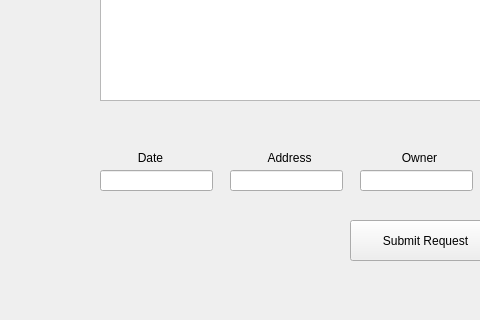
Before: the Qt Designer form MicroManage/maintenanceform.ui in greg-maceachern12/MicroManage, drawn with Qt 5; both pictures show x 0 to 480 and y 270 to 590 of the 829 by 590 pixel window.
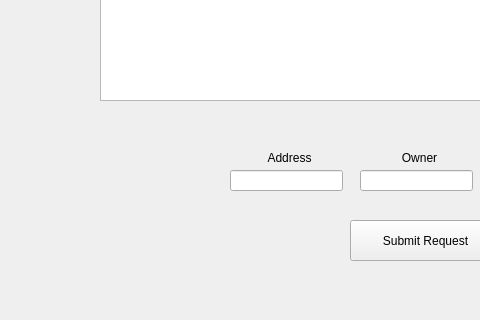
After: the same form once the commit is applied.

Commit message: added automatic date to maintenance

Patch:
```diff
--- a/MicroManage/maintenanceform.ui
+++ b/MicroManage/maintenanceform.ui
@@ -69,22 +69,6 @@
      <string>Submit Request</string>
     </property>
    </widget>
-   <widget class="QLabel" name="maintenanceDateLabel">
-    <property name="geometry">
-     <rect>
-      <x>130</x>
-      <y>420</y>
-      <width>41</width>
-      <height>16</height>
-     </rect>
-    </property>
-    <property name="text">
-     <string>Date</string>
-    </property>
-    <property name="alignment">
-     <set>Qt::AlignCenter</set>
-    </property>
-   </widget>
    <widget class="QLabel" name="maintenanceAddressLabel">
     <property name="geometry">
      <rect>
@@ -149,16 +133,6 @@
      <set>Qt::AlignCenter</set>
     </property>
    </widget>
-   <widget class="QLineEdit" name="dateTxt">
-    <property name="geometry">
-     <rect>
-      <x>100</x>
-      <y>440</y>
-      <width>113</width>
-      <height>21</height>
-     </rect>
-    </property>
-   </widget>
    <widget class="QLineEdit" name="addressTxt">
     <property name="geometry">
      <rect>
```
The commit also changes 2 other files.
